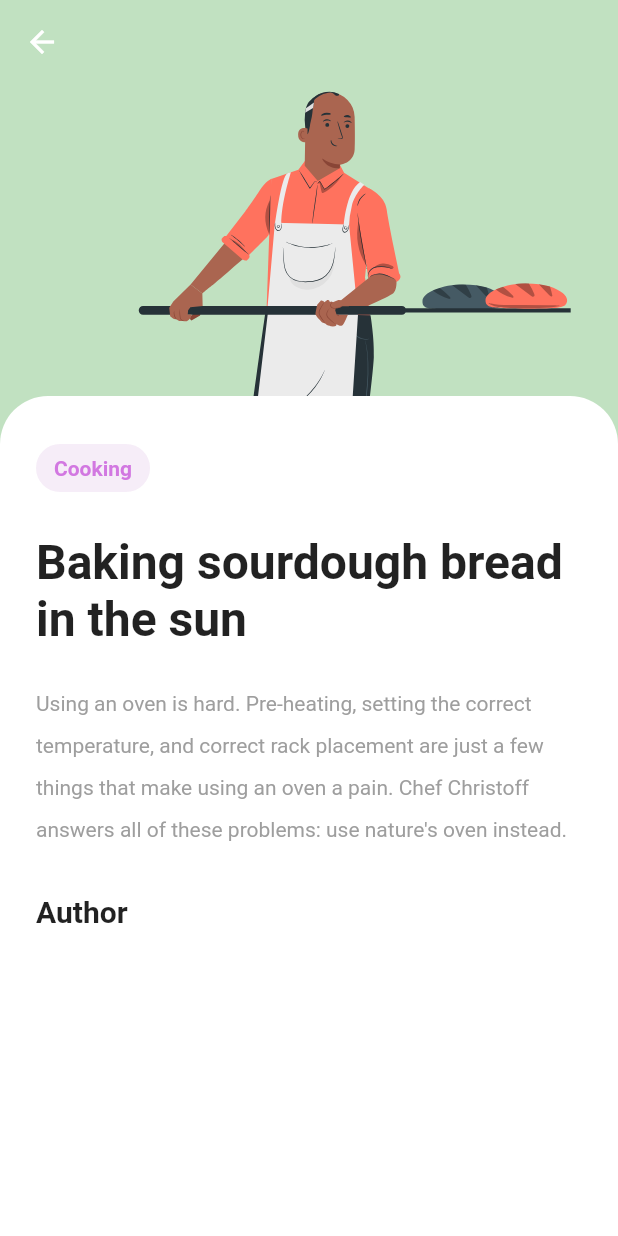
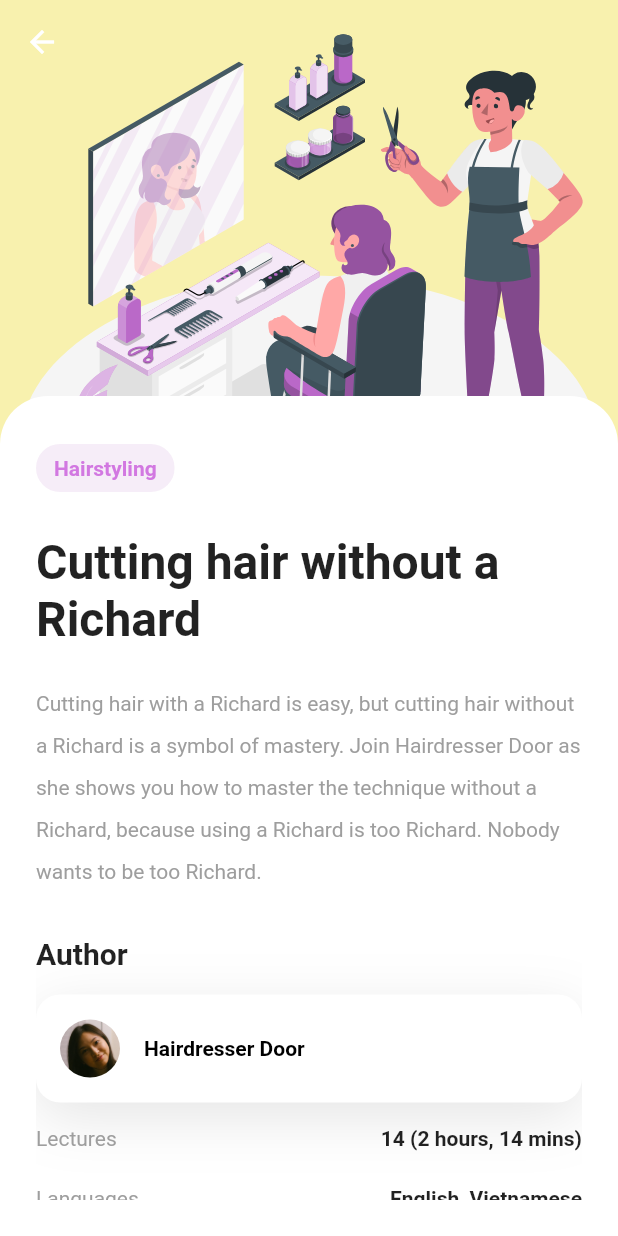
Before and after one commit to huynhtastic/5-days-ui-online-courses, a Flutter app: the CourseDetailScreen screen opened directly with sample values from the repository, on a phone screen of 412 x 824 dp. Run offline on Flutter 3.47's test engine with Material 2 defaults, Android fonts, the phone set to English and light mode, and no system bars; our stand-ins replace flutter_svg.

Commit message:
feat: finish DetailScreen

```diff
--- a/lib/models/course_info.dart
+++ b/lib/models/course_info.dart
@@ -10,6 +10,8 @@ class CourseInfo {
   String desc;
   CourseCategories category;
   Color backgroundColor;
+  String lectureLength;
+  List<String> languages;
 
   CourseInfo({
     @required this.name,
@@ -20,5 +22,7 @@ class CourseInfo {
     @required this.desc,
     @required this.category,
     @required this.backgroundColor,
+    @required this.lectureLength,
+    @required this.languages,
   });
 }
--- a/lib/screens/course_detail/widgets/detail_sheet.dart
+++ b/lib/screens/course_detail/widgets/detail_sheet.dart
@@ -1,5 +1,7 @@
 import 'package:flutter/material.dart';
-import 'package:two_online_courses/models/course_info.dart';
+
+import '../../../models/course_info.dart';
+import '../../../widgets/widgets.dart';
 
 class DetailSheet extends StatelessWidget {
   final CourseInfo course;
@@ -56,6 +58,43 @@ class DetailSheet extends StatelessWidget {
               ),
             ),
             SizedBox(height: 16),
+            Container(
+              decoration: BoxDecoration(
+                borderRadius: BorderRadius.circular(16.0),
+                color: Colors.white,
+                boxShadow: [
+                  BoxShadow(
+                    color: Colors.black38.withOpacity(0.1),
+                    blurRadius: 32,
+                    offset: const Offset(0, 10),
+                  ),
+                ],
+              ),
+              padding: EdgeInsets.all(16.0),
+              child: AuthorHeader(course),
+            ),
+            SizedBox(height: 16),
+            Row(
+              mainAxisAlignment: MainAxisAlignment.spaceBetween,
+              children: [
+                Text('Lectures', style: TextStyle(color: Colors.grey)),
+                Text(
+                  course.lectureLength,
+                  style: TextStyle(fontWeight: FontWeight.bold),
+                ),
+              ],
+            ),
+            SizedBox(height: 24),
+            Row(
+              mainAxisAlignment: MainAxisAlignment.spaceBetween,
+              children: [
+                Text('Languages', style: TextStyle(color: Colors.grey)),
+                Text(
+                  course.languages.join(', '),
+                  style: TextStyle(fontWeight: FontWeight.bold),
+                ),
+              ],
+            )
           ],
         ),
       ),
--- a/lib/screens/home/widgets/course_list.dart
+++ b/lib/screens/home/widgets/course_list.dart
@@ -8,6 +8,19 @@ import '../../../widgets/widgets.dart';
 
 List<CourseInfo> courses = [
   CourseInfo(
+    name: 'Cutting hair without a Richard',
+    desc:
+        "Cutting hair with a Richard is easy, but cutting hair without a Richard is a symbol of mastery. Join Hairdresser Door as she shows you how to master the technique without a Richard, because using a Richard is too Richard. Nobody wants to be too Richard.",
+    image: 'assets/images/Hairdresser-amico.svg',
+    instructorName: 'Hairdresser Door',
+    instructorAvatar: 'assets/images/hairstylist.png',
+    semanticsLabel: 'Hairdresser Class Logo',
+    backgroundColor: const Color.fromRGBO(248, 241, 174, 1),
+    category: CourseCategories.Hairstyling,
+    languages: ['English', 'Vietnamese'],
+    lectureLength: '14 (2 hours, 14 mins)',
+  ),
+  CourseInfo(
     name: 'Baking sourdough bread in the sun',
     desc:
         "Using an oven is hard. Pre-heating, setting the correct temperature, and correct rack placement are just a few things that make using an oven a pain. Chef Christoff answers all of these problems: use nature's oven instead.",
@@ -17,18 +30,9 @@ List<CourseInfo> courses = [
     semanticsLabel: 'Baking Class Logo',
     backgroundColor: const Color.fromRGBO(193, 225, 193, 1),
     category: CourseCategories.Cooking,
+    languages: ['English', 'Vietnamese', 'Norwegian'],
+    lectureLength: '18 (1 hour, 46 mins)',
   ),
-  CourseInfo(
-    name: 'Cutting hair without a Richard',
-    desc:
-        "Cutting hair with a Richard is easy, but cutting hair without a Richard is a symbol of mastery. Join Hairdresser Door as she shows you how to master the technique without a Richard, because using a Richard is too Richard. Nobody wants to be too Richard.",
-    image: 'assets/images/Hairdresser-amico.svg',
-    instructorName: 'Hairdresser Door',
-    instructorAvatar: 'assets/images/hairstylist.png',
-    semanticsLabel: 'Hairdresser Class Logo',
-    backgroundColor: const Color.fromRGBO(248, 241, 174, 1),
-    category: CourseCategories.Hairstyling,
-  )
 ];
 
 class CourseList extends StatelessWidget {
```
